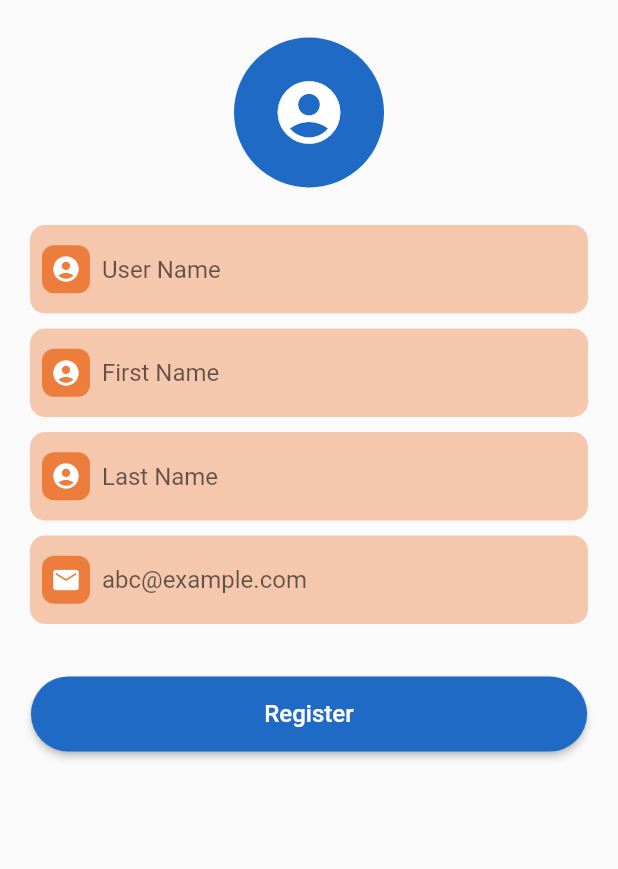
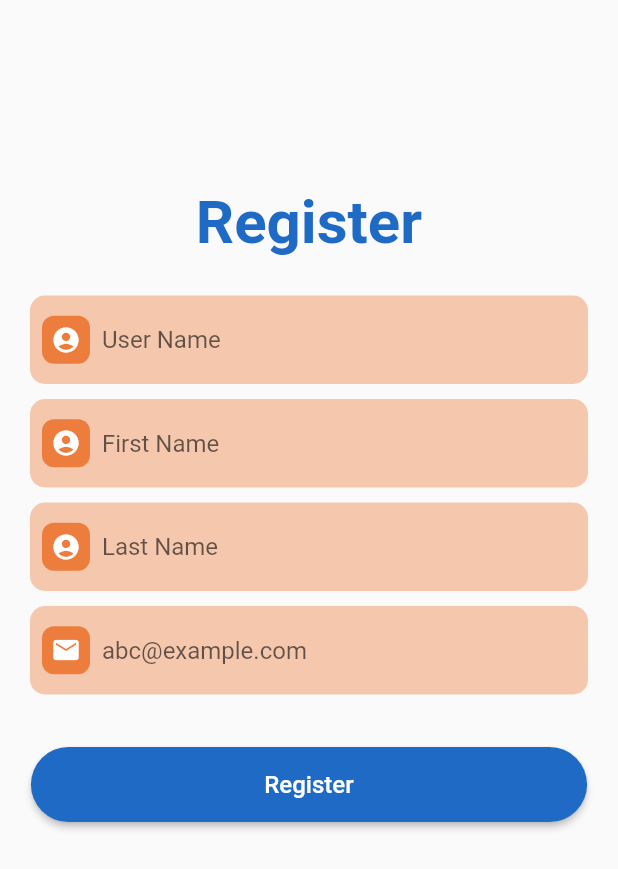
Before and after one commit to ArpitSahu01/InstlyFashionProject, a Flutter app: the UserRegistrationScreen screen opened directly, after a tap on "Register", on a phone screen of 412 x 824 dp. Shown: the top 869 px of the screen. Run offline on Flutter 3.47's test engine with Material 2 defaults, Android fonts, the phone set to English and light mode, and no system bars; our stand-ins replace country_picker, firebase_auth, firebase_core, get, pinput; accounts and stored records are empty; network calls fail.

Commit message:
completed app

```diff
--- a/lib/controllers/auth_controller.dart
+++ b/lib/controllers/auth_controller.dart
@@ -4,6 +4,7 @@ import 'dart:convert';
 import 'package:get/get.dart';
 import 'package:http/http.dart' as http;
 import 'package:firebase_auth/firebase_auth.dart';
+import 'package:instyl_fashion_project/models/user_model.dart';
 import 'package:instyl_fashion_project/screens/homescreen.dart';
 import 'package:instyl_fashion_project/screens/onBoarding_screen.dart';
 import 'package:instyl_fashion_project/screens/otp_screen.dart';
@@ -13,12 +14,14 @@ import '../screens/user_register_screen.dart';
 class AuthController extends GetxController {
   Rx<bool> isPhoneAuthLoading = false.obs;
   Rx<bool> isOtpLoading  = false.obs;
+  Rx<bool> isUserRegister = false.obs;
   static AuthController instance = Get.find();
   late Rx<User?> _user;
   String? _uid;
   FirebaseAuth _firebaseAuth = FirebaseAuth.instance;
-  String userName = "";
-  String displayName = "";
+  Rx<String> userName = "".obs;
+  Rx<String> displayName = "".obs;
+  Rx<String> phoneNumber = "".obs;
 
   String? get uid => _uid;
 
@@ -41,6 +44,7 @@ class AuthController extends GetxController {
 
   Future<void> signInWithPhone(BuildContext context, String number) async {
     isPhoneAuthLoading.value = true;
+    phoneNumber.value = number;
     try {
       await _firebaseAuth.verifyPhoneNumber(
           phoneNumber: number,
@@ -98,6 +102,8 @@ Future<bool> checkExistingUser() async{
     print(responseData);
     if(responseData.containsKey("id")){
       print("EXISTING_USER");
+      userName.value = responseData["user_name"];
+      displayName.value = responseData["display_name"];
       Get.offAll(const HomeScreen());
       return true;
     }else{
@@ -108,6 +114,49 @@ Future<bool> checkExistingUser() async{
 }
 
 
+storeUserData({
+  required String firstName,
+  required String lastName,
+  required String nameUser,
+}) async{
+  isUserRegister.value = true;
+  try{
+    final url = Uri.parse("http://user-service.pokee.app/v1/user/");
+    final response = await http.post(url,
+        headers: {
+          'Content-Type':'application/json'
+        },
+        body:jsonEncode({
+          "id":uid,
+          "first_name":firstName,
+          "last_name":lastName,
+          "user_name":nameUser,
+          "phone_number":phoneNumber.value,
+        }),
+
+    );
+    final responseData = jsonDecode(response.body);
+    print(responseData);
+    final userData = UserModel.fromJson({
+      "id":uid,
+      "first_name":firstName,
+      "last_name":lastName,
+      "user_name": nameUser,
+      "phone_number":phoneNumber.value,
+    });
+    userName.value = userData.userName;
+    displayName.value = "${userData.firstName} ${userData.lastName}";
+     Get.offAll(HomeScreen());
+    isUserRegister.value = false;
+    print(responseData);
+  }catch(e){
+    print(e.toString());
+  }finally{
+    isUserRegister.value = false;
+  }
+
+}
+
 
 
 }
--- a/lib/screens/homescreen.dart
+++ b/lib/screens/homescreen.dart
@@ -1,4 +1,5 @@
 import 'package:flutter/material.dart';
+import 'package:get/get.dart';
 import 'package:instyl_fashion_project/controllers/auth_controller.dart';
 
 
@@ -37,8 +38,8 @@ class _HomeScreenState extends State<HomeScreen> {
                 radius: 50,
               ),
               const SizedBox(height: 20),
-              Text("USER NAME"),
-              Text("NAME"),
+              Obx(() => Text("USER NAME: ${AuthController.instance.userName.value}",style: TextStyle(fontSize: 22),)),
+              Obx(() => Text("NAME: ${AuthController.instance.displayName.value}",style: TextStyle(fontSize: 22),)),
             ],
           )),
     );
--- a/lib/screens/user_register_screen.dart
+++ b/lib/screens/user_register_screen.dart
@@ -1,6 +1,8 @@
 import 'dart:io';
 
 import 'package:flutter/material.dart';
+import 'package:get/get.dart';
+import 'package:instyl_fashion_project/controllers/auth_controller.dart';
 
 import '../widgets/custom_button.dart';
 
@@ -13,16 +15,18 @@ class UserRegistrationScreen extends StatefulWidget {
 
 class _UserRegistrationScreenState extends State<UserRegistrationScreen> {
   File? image;
-  final nameController = TextEditingController();
+  final usernameController = TextEditingController();
+  final firstnameController = TextEditingController();
+  final lastnameController = TextEditingController();
   final emailController = TextEditingController();
-  final bioController = TextEditingController();
 
   @override
   void dispose() {
     super.dispose();
-    nameController.dispose();
+    usernameController.dispose();
+    firstnameController.dispose();
+    lastnameController.dispose();
     emailController.dispose();
-    bioController.dispose();
   }
 
   // for selecting image
@@ -37,27 +41,18 @@ class _UserRegistrationScreenState extends State<UserRegistrationScreen> {
     return Scaffold(
       body: SafeArea(
         child:  SingleChildScrollView(
-          padding:
-          const EdgeInsets.symmetric(vertical: 25.0, horizontal: 5.0),
-          child: Center(
+          padding: const EdgeInsets.symmetric(vertical: 25.0, horizontal: 5.0),
+          child: Obx(
+            ()=> AuthController().isUserRegister.value? const CircularProgressIndicator(): Center(
               child: Column(
                 children: [
-                InkWell(
-                  onTap: () => selectImage(),
-                  child: image == null
-                      ? const CircleAvatar(
-                    backgroundColor: Color(0xff1E6AC5),
-                    radius: 50,
-                    child: Icon(
-                      Icons.account_circle,
-                      size: 50,
-                      color: Colors.white,
-                    ),
-                  )
-                      : CircleAvatar(
-                    backgroundImage: FileImage(image!),
-                    radius: 50,
-                  ),
+                  const SizedBox(height: 100,),
+                  const Center(
+                    child: Text("Register",style: TextStyle(
+                      fontSize: 40,
+                      color: Color(0xff1E6AC5),
+                      fontWeight: FontWeight.w600
+                    ),),
                   ),
                   Container(
                     width: MediaQuery.of(context).size.width,
@@ -72,7 +67,7 @@ class _UserRegistrationScreenState extends State<UserRegistrationScreen> {
                           icon: Icons.account_circle,
                           inputType: TextInputType.name,
                           maxLines: 1,
-                        controller: nameController,
+                          controller: usernameController,
                         ),
 
                         // first name
@@ -81,7 +76,7 @@ class _UserRegistrationScreenState extends State<UserRegistrationScreen> {
                           icon: Icons.account_circle,
                           inputType: TextInputType.name,
                           maxLines: 1,
-                        controller: nameController,
+                          controller: firstnameController,
                         ),
 
                         // last name
@@ -90,7 +85,7 @@ class _UserRegistrationScreenState extends State<UserRegistrationScreen> {
                           icon: Icons.account_circle,
                           inputType: TextInputType.name,
                           maxLines: 1,
-                        controller: nameController,
+                          controller: lastnameController,
                         ),
 
                         // email
@@ -115,6 +110,7 @@ class _UserRegistrationScreenState extends State<UserRegistrationScreen> {
                     ),
                   )
                 ],
+              ),
             ),
           ),
         ),
@@ -172,7 +168,10 @@ class _UserRegistrationScreenState extends State<UserRegistrationScreen> {
   }
 
   // store user data to database
-  void storeData() async {
-
+  void storeData() {
+    final firstName =firstnameController.text.trim();
+    final lastName = lastnameController.text.trim();
+    final userName = usernameController.text.trim();
+    AuthController.instance.storeUserData(firstName: firstName, lastName: lastName, nameUser: userName);
   }
 }
```
Lines whose indentation alone changed are shown as unchanged.
